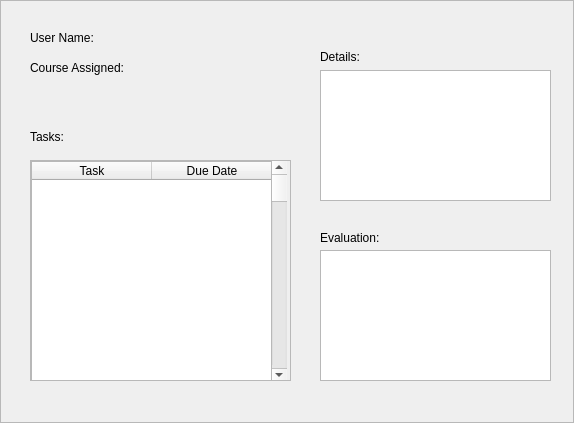
Qt form ClientNetworking/tamainscreen.ui (kareem1234/COMP3004) before a commit.
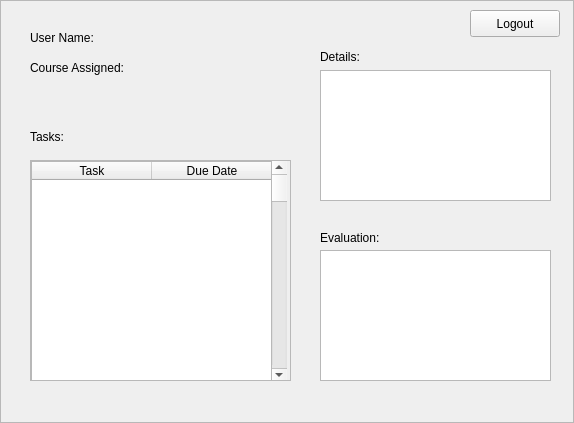
The same form after that commit.

Diff of the .ui file:
```diff
--- a/ClientNetworking/tamainscreen.ui
+++ b/ClientNetworking/tamainscreen.ui
@@ -24,7 +24,7 @@
     <rect>
      <x>30</x>
      <y>30</y>
-     <width>81</width>
+     <width>231</width>
      <height>16</height>
     </rect>
    </property>
@@ -37,7 +37,7 @@
     <rect>
      <x>30</x>
      <y>60</y>
-     <width>111</width>
+     <width>251</width>
      <height>16</height>
     </rect>
    </property>
@@ -224,6 +224,19 @@
     <string>Evaluation:</string>
    </property>
   </widget>
+  <widget class="QPushButton" name="pushButton">
+   <property name="geometry">
+    <rect>
+     <x>470</x>
+     <y>10</y>
+     <width>90</width>
+     <height>27</height>
+    </rect>
+   </property>
+   <property name="text">
+    <string>Logout</string>
+   </property>
+  </widget>
  </widget>
  <tabstops>
   <tabstop>scrollArea</tabstop>
```
